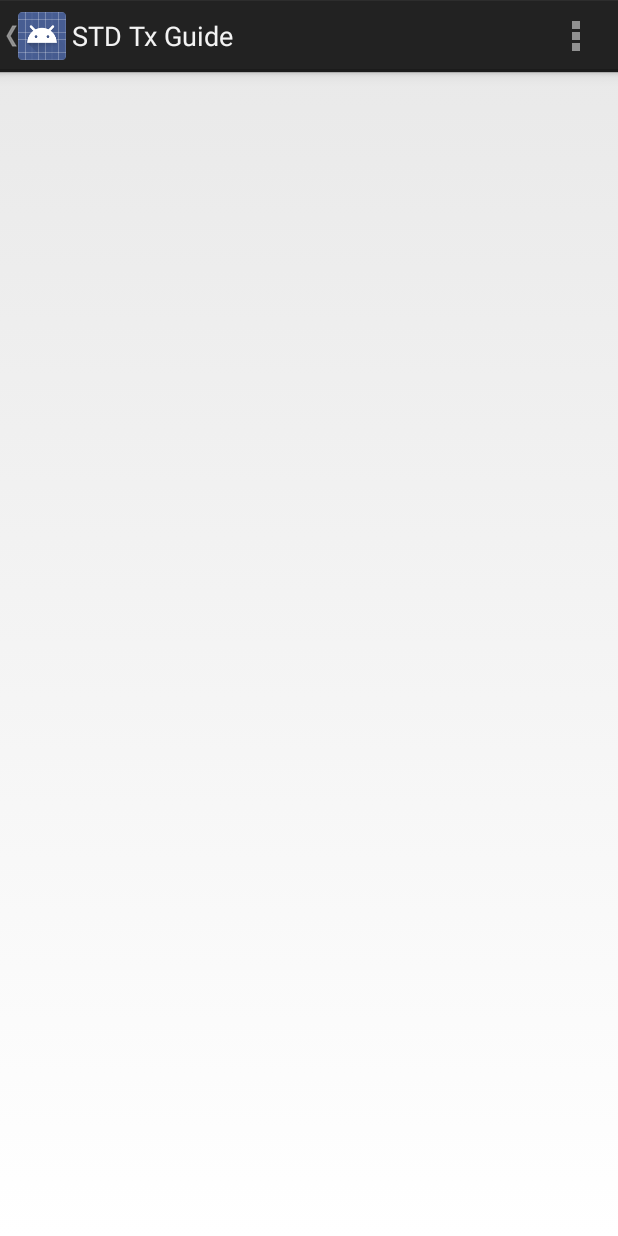
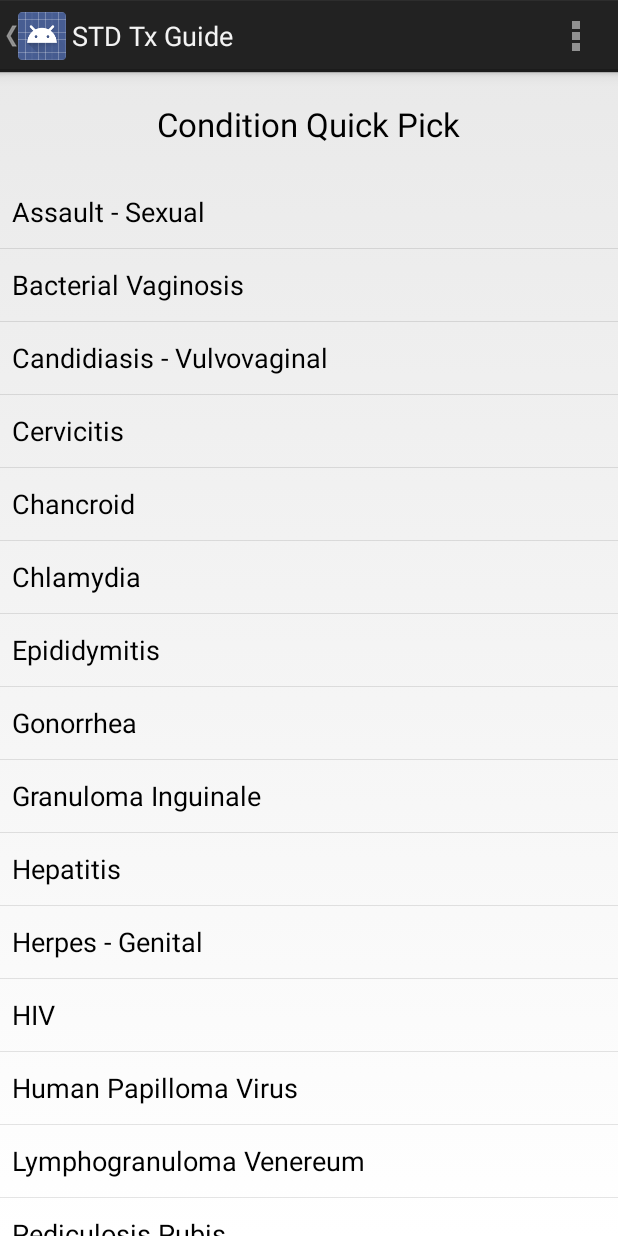
Before and after one commit to 82ndAirborneDiv/lydia-droid, an Android app: the screen it shows after launch (ConditionActivity before the commit, MainActivity after it), in the options menu, after a tap on "Settings", on a phone screen of 412 x 824 dp. Run offline under Robolectric (Android 15) with nearby library versions, the phone set to English and light mode, and no system bars; 2 statements that could not run were skipped.

Commit message:
Initial Condition Quick Pick list working.

```diff
--- a/app/src/main/AndroidManifest.xml
+++ b/app/src/main/AndroidManifest.xml
@@ -8,7 +8,7 @@
         android:label="@string/app_name"
         android:theme="@style/AppTheme" >
         <activity
-            android:name=".ConditionActivity"
+            android:name=".MainActivity"
             android:label="@string/app_name" >
             <intent-filter>
                 <action android:name="android.intent.action.MAIN" />
--- /dev/null
+++ b/app/src/main/java/gov/cdc/stdtxguide/ConditionPickFragment.java
@@ -0,0 +1,64 @@
+package gov.cdc.stdtxguide;
+
+import android.app.ListFragment;
+import android.content.Context;
+import android.os.Bundle;
+import android.view.LayoutInflater;
+import android.view.View;
+import android.view.ViewGroup;
+import android.widget.ArrayAdapter;
+
+public class ConditionPickFragment extends ListFragment {
+
+    String[] conditions = new String[] {
+            "Assault - Sexual",
+            "Bacterial Vaginosis",
+            "Candidiasis - Vulvovaginal",
+            "Cervicitis",
+            "Chancroid",
+            "Chlamydia",
+            "Epididymitis",
+            "Gonorrhea",
+            "Granuloma Inguinale",
+            "Hepatitis",
+            "Herpes - Genital",
+            "HIV",
+            "Human Papilloma Virus",
+            "Lymphogranuloma Venereum",
+            "Pediculosis Pubis",
+            "Pelvic Inflammatory Disease",
+            "Proctitis/Proctocolitis/Enteritis",
+            "Scabies",
+            "Syphilis",
+            "Trichomoniasis",
+            "Urethritis",
+            "Warts - Genital",
+
+    };
+
+
+    public static ConditionPickFragment newInstance(Context context) {
+        ConditionPickFragment cpf = new ConditionPickFragment();
+        return cpf;
+    }
+
+    public static ConditionPickFragment newInstance(int sectionNumber) {
+        ConditionPickFragment fragment = new ConditionPickFragment();
+        Bundle args = new Bundle();
+        args.putInt(BaseFragment.ARG_SECTION_NUMBER, sectionNumber);
+        fragment.setArguments(args);
+        return fragment;
+    }
+
+    @Override
+    public View onCreateView(LayoutInflater inflater, ViewGroup container,Bundle savedInstanceState) {
+        /** Creating an array adapter to store the list of conditions **/
+        ArrayAdapter<String> adapter = new ArrayAdapter<String>(inflater.getContext(), android.R.layout.simple_list_item_1, conditions);
+
+        /** Setting the list adapter for the ListFragment */
+        setListAdapter(adapter);
+        ViewGroup root = (ViewGroup) inflater.inflate(R.layout.fragment_condition_pick, null);
+        return root;
+    }
+
+}
--- a/app/src/main/java/gov/cdc/stdtxguide/ConditionActivity.java
+++ b/app/src/main/java/gov/cdc/stdtxguide/MainActivity.java
@@ -5,21 +5,16 @@ import android.app.Activity;
 import android.app.ActionBar;
 import android.app.Fragment;
 import android.app.FragmentManager;
-import android.content.Context;
-import android.os.Build;
 import android.os.Bundle;
-import android.view.Gravity;
 import android.view.LayoutInflater;
 import android.view.Menu;
 import android.view.MenuItem;
 import android.view.View;
 import android.view.ViewGroup;
 import android.support.v4.widget.DrawerLayout;
-import android.widget.ArrayAdapter;
-import android.widget.TextView;
 
 
-public class ConditionActivity extends Activity
+public class MainActivity extends Activity
         implements NavigationDrawerFragment.NavigationDrawerCallbacks {
 
     /**
@@ -35,7 +30,7 @@ public class ConditionActivity extends Activity
     @Override
     protected void onCreate(Bundle savedInstanceState) {
         super.onCreate(savedInstanceState);
-        setContentView(R.layout.activity_condition);
+        setContentView(R.layout.activity_main);
 
         mNavigationDrawerFragment = (NavigationDrawerFragment)
                 getFragmentManager().findFragmentById(R.id.navigation_drawer);
@@ -51,9 +46,30 @@ public class ConditionActivity extends Activity
     public void onNavigationDrawerItemSelected(int position) {
         // update the main content by replacing fragments
         FragmentManager fragmentManager = getFragmentManager();
-        fragmentManager.beginTransaction()
-                .replace(R.id.container, PlaceholderFragment.newInstance(position + 1))
-                .commit();
+        BaseFragment targetFragment = null;
+
+        // Populate the fragment
+        switch (position) {
+            case 0: {
+                fragmentManager.beginTransaction()
+                        .replace(R.id.container, ConditionPickFragment.newInstance(position + 1))
+                        .commit();
+                break;
+            }
+            case 1: {
+                fragmentManager.beginTransaction()
+                        .replace(R.id.container, GuidelinesFragment.newInstance(position + 1))
+                        .commit();
+                break;
+            }
+            default: {
+                fragmentManager.beginTransaction()
+                        .replace(R.id.container, PlaceholderFragment.newInstance(position + 1))
+                        .commit();
+                break;
+            }
+
+        }
     }
 
     public void onSectionAttached(int number) {
@@ -140,14 +156,14 @@ public class ConditionActivity extends Activity
         @Override
         public View onCreateView(LayoutInflater inflater, ViewGroup container,
                 Bundle savedInstanceState) {
-            View rootView = inflater.inflate(R.layout.fragment_condition, container, false);
+            View rootView = inflater.inflate(R.layout.fragment_main, container, false);
             return rootView;
         }
 
         @Override
         public void onAttach(Activity activity) {
             super.onAttach(activity);
-            ((ConditionActivity) activity).onSectionAttached(
+            ((MainActivity) activity).onSectionAttached(
                     getArguments().getInt(ARG_SECTION_NUMBER));
         }
     }
--- a/app/src/main/java/gov/cdc/stdtxguide/NavigationDrawerFragment.java
+++ b/app/src/main/java/gov/cdc/stdtxguide/NavigationDrawerFragment.java
@@ -250,8 +250,8 @@ public class NavigationDrawerFragment extends Fragment {
             return true;
         }
 
-        if (item.getItemId() == R.id.action_example) {
-            Toast.makeText(getActivity(), "Example action.", Toast.LENGTH_SHORT).show();
+        if (item.getItemId() == R.id.action_version) {
+            Toast.makeText(getActivity(), "STD TX Guide Version 0.1.1", Toast.LENGTH_LONG).show();
             return true;
         }
 
--- a/app/src/main/res/layout/activity_condition.xml
+++ b/app/src/main/res/layout/activity_main.xml
@@ -5,7 +5,7 @@
     android:id="@+id/drawer_layout"
     android:layout_width="match_parent"
     android:layout_height="match_parent"
-    tools:context=".ConditionActivity">
+    tools:context=".MainActivity">
 
     <!-- As the main content view, the view below consumes the entire
          space available using match_parent in both dimensions. -->
--- /dev/null
+++ b/app/src/main/res/layout/fragment_condition_pick.xml
@@ -0,0 +1,23 @@
+<?xml version="1.0" encoding="utf-8"?>
+
+<LinearLayout xmlns:android="http://schemas.android.com/apk/res/android"
+    android:orientation="vertical" android:layout_width="match_parent"
+    android:layout_height="match_parent">
+
+    <TextView
+        android:layout_width="wrap_content"
+        android:layout_height="wrap_content"
+        android:textAppearance="?android:attr/textAppearanceLarge"
+        android:text="Condition Quick Pick"
+        android:id="@+id/textView"
+        android:layout_gravity="center_horizontal"
+        android:layout_marginBottom="20dp"
+        android:layout_marginTop="20dp"/>
+
+    <ListView
+        android:layout_width="match_parent"
+        android:layout_height="wrap_content"
+        android:id="@android:id/list"
+        android:layout_gravity="center_horizontal" />
+
+</LinearLayout>
--- a/app/src/main/res/layout/fragment_condition.xml
+++ b/app/src/main/res/layout/fragment_main.xml
@@ -6,7 +6,7 @@
     android:paddingRight="@dimen/activity_horizontal_margin"
     android:paddingTop="@dimen/activity_vertical_margin"
     android:paddingBottom="@dimen/activity_vertical_margin"
-    tools:context=".ConditionActivity$PlaceholderFragment">
+    tools:context=".MainActivity$PlaceholderFragment">
 
     <TextView
         android:id="@+id/section_label"
--- a/app/src/main/res/menu/condition.xml
+++ b/app/src/main/res/menu/condition.xml
@@ -1,9 +1,9 @@
 <menu xmlns:android="http://schemas.android.com/apk/res/android"
     xmlns:tools="http://schemas.android.com/tools"
     tools:context=".ConditionActivity" >
-    <item android:id="@+id/action_example"
-        android:title="@string/action_example"
-        android:showAsAction="withText|ifRoom" />
+    <item android:id="@+id/action_version"
+        android:title="@string/action_version"
+        android:showAsAction="never" />
     <item android:id="@+id/action_settings"
         android:title="@string/action_settings"
         android:orderInCategory="100"
--- a/app/src/main/res/values/strings.xml
+++ b/app/src/main/res/values/strings.xml
@@ -10,7 +10,7 @@
     <string name="title_section6">About Us</string>
     <string name="navigation_drawer_open">Open navigation drawer</string>
     <string name="navigation_drawer_close">Close navigation drawer</string>
-    <string name="action_example">Settings</string>
+    <string name="action_version">Version Info</string>
     <string name="action_settings">Settings</string>
 
 </resources>
```
Also changed, not shown: app/src/main/java/gov/cdc/stdtxguide/BaseFragment.java (added, +19 -0 lines), app/src/main/java/gov/cdc/stdtxguide/GuidelinesFragment.java (added, +30 -0 lines), app/src/main/res/layout/fragment_guidelines.xml (added, +15 -0 lines).
